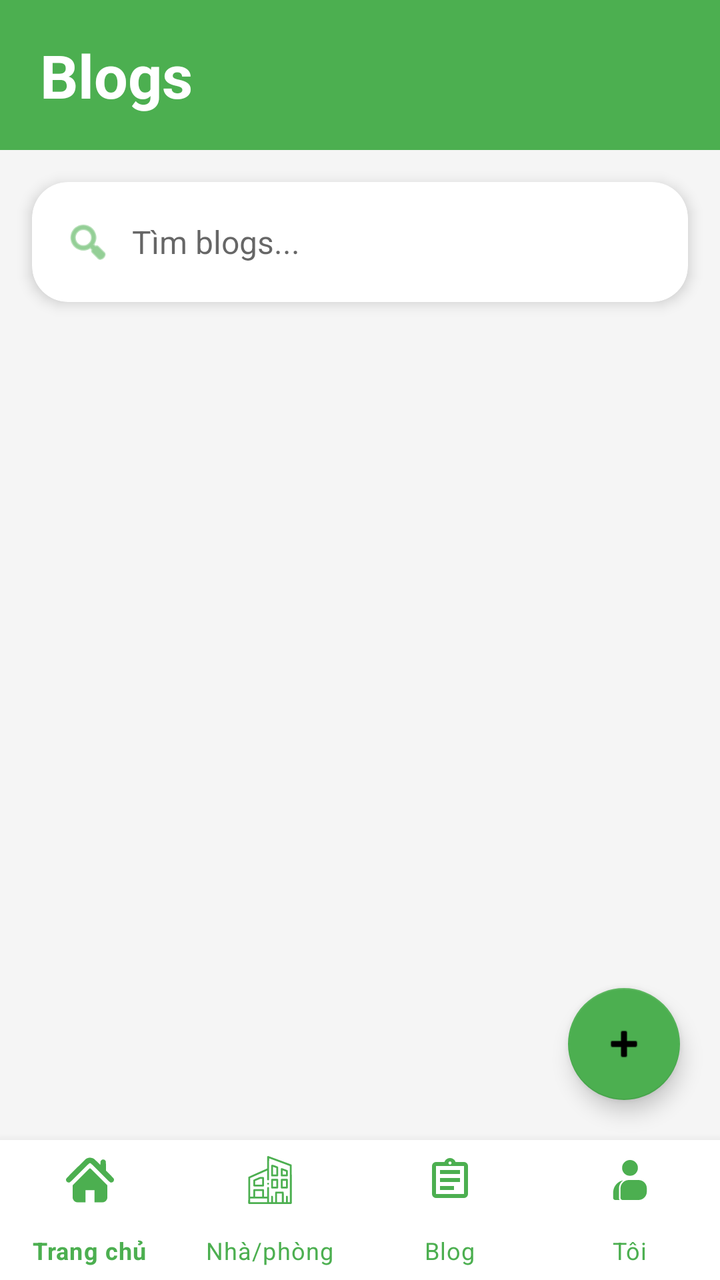
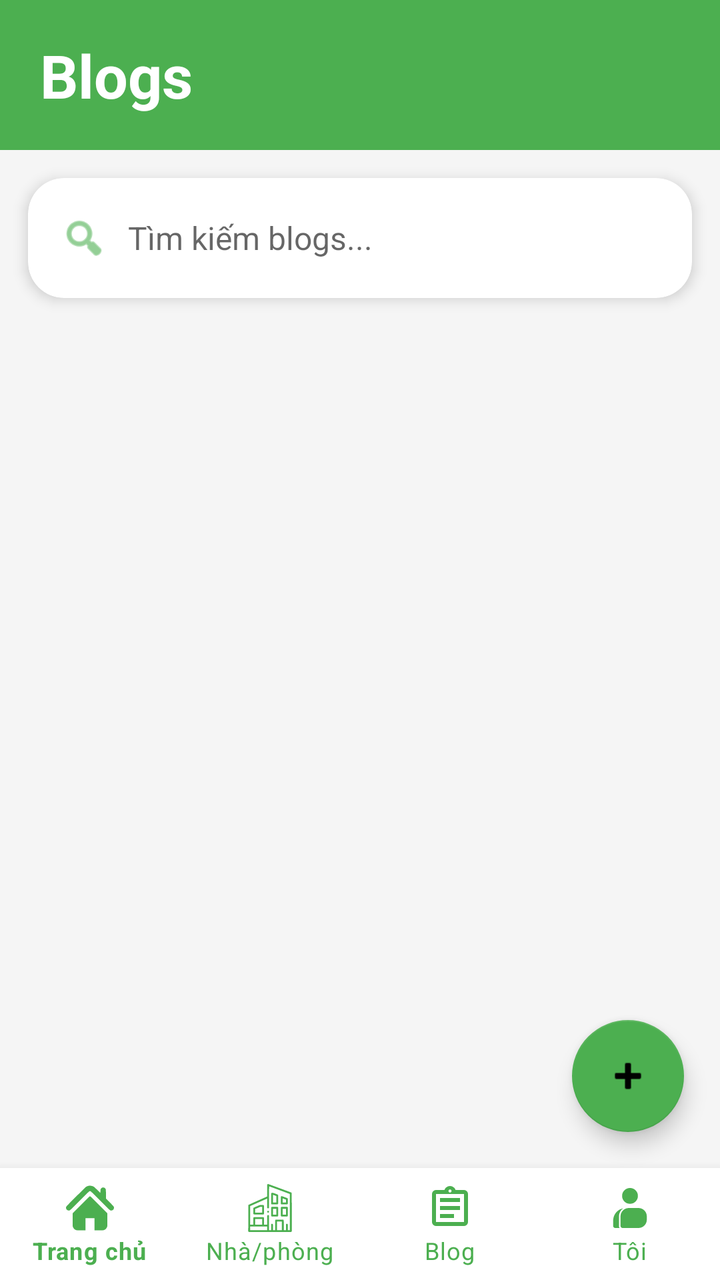

An Android layout rendered at two revisions. The XML below is the earlier revision; the diff shows what the commit changed to produce the second picture.
<!-- AndroidManifest.xml: application theme Theme.DACS3 -->
<!-- res/layout/activity_news.xml -->
<?xml version="1.0" encoding="utf-8"?>
<RelativeLayout
    xmlns:android="http://schemas.android.com/apk/res/android"
    xmlns:app="http://schemas.android.com/apk/res-auto"
    android:layout_width="match_parent"
    android:layout_height="match_parent"
    android:background="@color/background">

    
    <LinearLayout
        android:id="@+id/topBar"
        android:layout_width="match_parent"
        android:layout_height="75dp"
        android:background="@color/itro_green"
        android:gravity="center_vertical"
        android:paddingHorizontal="20dp">

        
        <TextView
            android:layout_width="wrap_content"
            android:layout_height="wrap_content"
            android:text="Blogs"
            android:textColor="@color/white"
            android:textStyle="bold"
            android:textSize="30sp"/>

    </LinearLayout>

    
    <androidx.cardview.widget.CardView
        android:id="@+id/searchCard"
        android:layout_width="match_parent"
        android:layout_height="60dp"
        android:layout_below="@id/topBar"
        android:layout_margin="16dp"
        app:cardCornerRadius="18dp"
        app:cardElevation="4dp">

        <LinearLayout
            android:layout_width="match_parent"
            android:layout_height="match_parent"
            android:gravity="center_vertical"
            android:orientation="horizontal"
            android:paddingHorizontal="16dp">

            
            <ImageView
                android:layout_width="24dp"
                android:layout_height="24dp"
                android:src="@android:drawable/ic_menu_search"
                android:tint="@color/itro_green"/>

            
            <EditText
                android:id="@+id/edtSearchNews"
                android:layout_width="match_parent"
                android:layout_height="wrap_content"
                android:background="@android:color/transparent"
                android:hint="Tìm blogs..."
                android:textColor="@color/textDark"
                android:textSize="16sp"
                android:paddingStart="10dp"/>

        </LinearLayout>

    </androidx.cardview.widget.CardView>

    
    <androidx.recyclerview.widget.RecyclerView
        android:id="@+id/recyclerNews"
        android:layout_width="match_parent"
        android:layout_height="match_parent"
        android:layout_below="@id/searchCard"
        android:layout_above="@id/bottomNav"
        android:padding="10dp"
        android:clipToPadding="false"/>

    
    <com.google.android.material.floatingactionbutton.FloatingActionButton
        android:id="@+id/btnAddBlog"
        android:layout_width="wrap_content"
        android:layout_height="wrap_content"
        android:layout_alignParentEnd="true"
        android:layout_above="@id/bottomNav"
        android:layout_margin="20dp"
        android:src="@android:drawable/ic_input_add"
        android:tint="@color/white"
        app:backgroundTint="@color/itro_green"/>

    
    <com.google.android.material.bottomnavigation.BottomNavigationView
        android:id="@+id/bottomNav"
        android:layout_width="match_parent"
        android:layout_height="70dp"
        android:layout_alignParentBottom="true"
        android:background="@color/white"
        app:itemIconTint="@color/itro_green"
        app:itemTextColor="@color/itro_green"
        app:labelVisibilityMode="labeled"
        app:menu="@menu/bottom_nav_menu"/>

</RelativeLayout>
<!-- resources referenced by this layout -->
<resources>
  <color name="background">#F5F5F5</color>
  <color name="itro_green">#4CAF50</color>
  <color name="textDark">#212121</color>
  <color name="white">#FFFFFFFF</color>
  <style name="Theme.DACS3" parent="Theme.MaterialComponents.DayNight.NoActionBar">
          ...
      </style>
</resources>

<!-- the commit's change to res/layout/activity_news.xml (unified diff, before → after) -->
@@ -7,12 +7,16 @@
     android:background="@color/background">
 
     
+    
+    
+
     <LinearLayout
         android:id="@+id/topBar"
         android:layout_width="match_parent"
         android:layout_height="75dp"
         android:background="@color/itro_green"
         android:gravity="center_vertical"
+        android:orientation="horizontal"
         android:paddingHorizontal="20dp">
 
         
@@ -21,18 +25,21 @@
             android:layout_height="wrap_content"
             android:text="Blogs"
             android:textColor="@color/white"
-            android:textStyle="bold"
-            android:textSize="30sp"/>
+            android:textSize="30sp"
+            android:textStyle="bold"/>
 
     </LinearLayout>
 
     
+    
+    
+
     <androidx.cardview.widget.CardView
         android:id="@+id/searchCard"
         android:layout_width="match_parent"
         android:layout_height="60dp"
         android:layout_below="@id/topBar"
-        android:layout_margin="16dp"
+        android:layout_margin="14dp"
         app:cardCornerRadius="18dp"
         app:cardElevation="4dp">
 
@@ -56,47 +63,56 @@
                 android:layout_width="match_parent"
                 android:layout_height="wrap_content"
                 android:background="@android:color/transparent"
-                android:hint="Tìm blogs..."
+                android:hint="Tìm kiếm blogs..."
+                android:paddingStart="10dp"
                 android:textColor="@color/textDark"
-                android:textSize="16sp"
-                android:paddingStart="10dp"/>
+                android:textSize="16sp"/>
 
         </LinearLayout>
 
     </androidx.cardview.widget.CardView>
 
     
+    
+    
+
     <androidx.recyclerview.widget.RecyclerView
         android:id="@+id/recyclerNews"
         android:layout_width="match_parent"
         android:layout_height="match_parent"
         android:layout_below="@id/searchCard"
         android:layout_above="@id/bottomNav"
-        android:padding="10dp"
-        android:clipToPadding="false"/>
+        android:clipToPadding="false"
+        android:padding="8dp"/>
+    
+    
+    
 
-    
     <com.google.android.material.floatingactionbutton.FloatingActionButton
         android:id="@+id/btnAddBlog"
         android:layout_width="wrap_content"
         android:layout_height="wrap_content"
+        android:layout_above="@id/bottomNav"
         android:layout_alignParentEnd="true"
-        android:layout_above="@id/bottomNav"
-        android:layout_margin="20dp"
+        android:layout_margin="18dp"
         android:src="@android:drawable/ic_input_add"
         android:tint="@color/white"
         app:backgroundTint="@color/itro_green"/>
 
     
+    
+    
+
     <com.google.android.material.bottomnavigation.BottomNavigationView
         android:id="@+id/bottomNav"
         android:layout_width="match_parent"
-        android:layout_height="70dp"
+        android:layout_height="wrap_content"
         android:layout_alignParentBottom="true"
-        android:background="@color/white"
+        android:background="#FFFFFF"
+        app:elevation="8dp"
         app:itemIconTint="@color/itro_green"
         app:itemTextColor="@color/itro_green"
         app:labelVisibilityMode="labeled"
-        app:menu="@menu/bottom_nav_menu"/>
+        app:menu="@menu/bottom_nav_menu" />
 
 </RelativeLayout>
